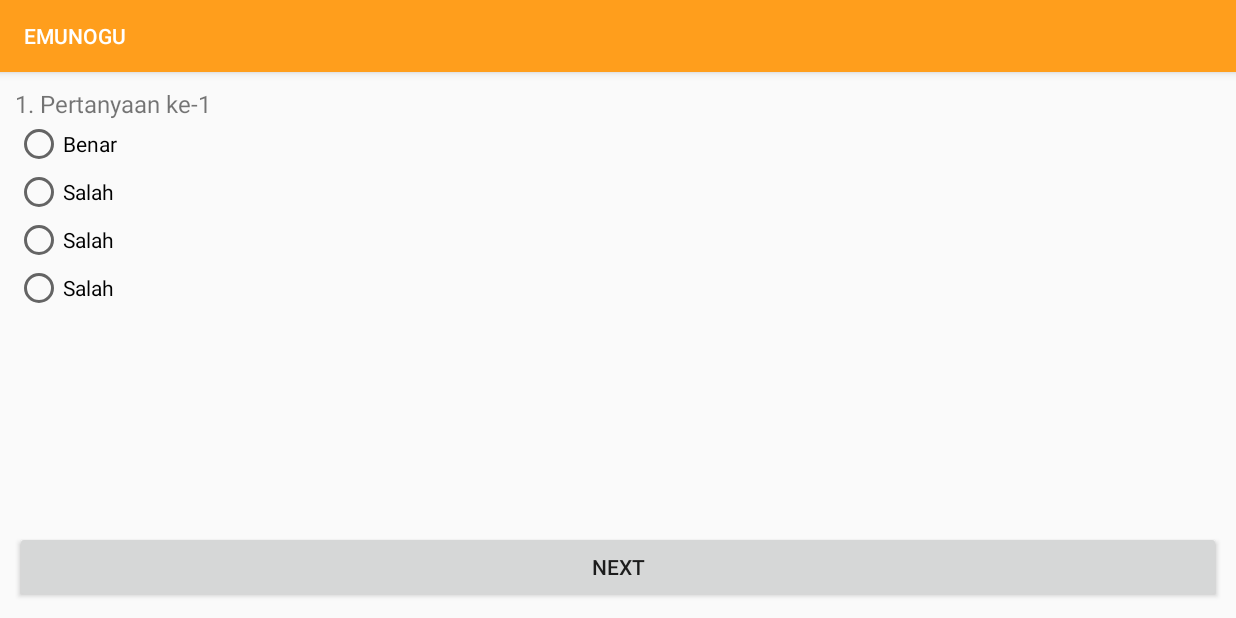
After one commit to Hisyam6706154061/EMUNOGU, an Android app: the KuisBab1 screen opened directly, with no data from a screen before it, on a phone screen of 824 x 412 dp (held sideways). The commit adds this screen. Run offline under Robolectric (Android 15) with nearby library versions, the phone set to English and light mode, and no system bars.

Commit message:
edu score

```diff
--- /dev/null
+++ b/app/src/main/java/org/nuhadif/emunogu/KuisBab1.java
@@ -0,0 +1,110 @@
+package org.nuhadif.emunogu;
+
+import android.content.Intent;
+import android.provider.MediaStore;
+import android.support.v7.app.AppCompatActivity;
+import android.os.Bundle;
+import android.view.View;
+import android.widget.RadioButton;
+import android.widget.RadioGroup;
+import android.widget.TextView;
+import android.widget.Toast;
+
+public class KuisBab1 extends AppCompatActivity {
+
+    TextView pertanyaan;
+    RadioGroup rg;
+    RadioButton PilihanA, PilihanB, PilihanC, PilihanD;
+    int nomor = 0;
+    public static int hasil, benar, salah;
+
+    //Pertanyaan
+    String[] pertanyaan_kuis = new String[]{
+            "1. Pertanyaan ke-1",
+            "2. Pertanyaan ke-2",
+            "3. Pertanyaan ke-3",
+            "4. Pertanyaan ke-4",
+            "5. Pertanyaan ke-5",
+            "6. Pertanyaan ke-6",
+            "7. Pertanyaan ke-7",
+            "8. Pertanyaan ke-8",
+            "9. Pertanyaan ke-9",
+            "10. Pertanyaan ke-10"
+    };
+
+    //Jawaban
+    String[] pilihan_jawaban = new String[]{
+            "Benar", "Salah", "Salah", "Salah",
+            "Salah", "Salah", "Benar", "Salah",
+            "Benar", "Salah", "Salah", "Salah",
+            "Salah", "Salah", "Salah", "Benar",
+            "Benar", "Salah", "Salah", "Salah",
+            "Salah", "Salah", "Benar", "Salah",
+            "Benar", "Salah", "Salah", "Salah",
+            "Salah", "Benar", "Salah", "Salah",
+            "Salah", "Salah", "Salah", "Benar",
+            "Salah", "Salah", "Benar", "Salah"
+    };
+
+    //Jawaban Benar
+    String[] jawaban_benar = new String[]{
+            "Benar",
+            "Benar",
+            "Benar",
+            "Benar",
+            "Benar",
+            "Benar",
+            "Benar",
+            "Benar",
+            "Benar",
+            "Benar"
+    };
+
+    @Override
+    protected void onCreate(Bundle savedInstanceState) {
+        super.onCreate(savedInstanceState);
+        setContentView(R.layout.activity_kuis_bab1);
+
+        pertanyaan = (TextView) findViewById(R.id.pertanyaan);
+        rg = (RadioGroup) findViewById(R.id.radio_group);
+        PilihanA = (RadioButton) findViewById(R.id.PilihanA);
+        PilihanB = (RadioButton) findViewById(R.id.PilihanB);
+        PilihanC = (RadioButton) findViewById(R.id.PilihanC);
+        PilihanD = (RadioButton) findViewById(R.id.PilihanD);
+
+        pertanyaan.setText(pertanyaan_kuis[nomor]);
+        PilihanA.setText(pilihan_jawaban[0]);
+        PilihanB.setText(pilihan_jawaban[1]);
+        PilihanC.setText(pilihan_jawaban[2]);
+        PilihanD.setText(pilihan_jawaban[3]);
+
+        rg.check(0);
+        benar = 0;
+        salah = 0;
+    }
+
+    public void next(View view) {
+        if (PilihanA.isChecked() | PilihanB.isChecked() | PilihanC.isChecked() | PilihanD.isChecked()) {
+            RadioButton jawaban_user = (RadioButton) findViewById(rg.getCheckedRadioButtonId());
+            String ambil_jawaban_user = jawaban_user.getText().toString();
+            nomor++;
+            rg.check(0);
+            if (nomor < pertanyaan_kuis.length) {
+                pertanyaan.setText(pertanyaan_kuis[nomor]);
+                PilihanA.setText(pilihan_jawaban[(nomor *4) + 0]);
+                PilihanB.setText(pilihan_jawaban[(nomor *4) + 1]);
+                PilihanC.setText(pilihan_jawaban[(nomor *4) + 2]);
+                PilihanD.setText(pilihan_jawaban[(nomor *4) + 3]);
+                if (ambil_jawaban_user.equalsIgnoreCase(jawaban_benar[nomor])) benar++;
+                else salah++;
+            } else {
+                hasil = benar * 10;
+                Intent selesai = new Intent(getApplicationContext(), HasilKuisBab1.class);
+                startActivity(selesai);
+            }
+        }
+        else{
+            Toast.makeText(this,"Pilih Jawaban Terlebih Dahulu",Toast.LENGTH_SHORT).show();
+        }
+    }
+}
--- /dev/null
+++ b/app/src/main/res/layout/activity_kuis_bab1.xml
@@ -0,0 +1,60 @@
+<?xml version="1.0" encoding="utf-8"?>
+<LinearLayout xmlns:android="http://schemas.android.com/apk/res/android"
+    xmlns:tools="http://schemas.android.com/tools"
+    android:layout_width="match_parent"
+    android:layout_height="match_parent"
+    android:orientation="vertical"
+    android:layout_margin="10dp"
+    tools:context="org.nuhadif.emunogu.KuisBab1">
+
+
+    <TextView
+        android:layout_width="wrap_content"
+        android:layout_height="wrap_content"
+        android:text="@string/pertanyaan_kuis"
+        android:id="@+id/pertanyaan"
+        android:textSize="16sp"/>
+
+    <RadioGroup
+        android:layout_width="wrap_content"
+        android:layout_height="wrap_content"
+        android:id="@+id/radio_group">
+
+        <RadioButton
+            android:layout_width="wrap_content"
+            android:layout_height="wrap_content"
+            android:text="@string/pilihan_a"
+            android:id="@+id/PilihanA"/>
+
+        <RadioButton
+            android:layout_width="wrap_content"
+            android:layout_height="wrap_content"
+            android:text="@string/pilihan_b"
+            android:id="@+id/PilihanB"/>
+
+        <RadioButton
+            android:layout_width="wrap_content"
+            android:layout_height="wrap_content"
+            android:text="@string/pilihan_c"
+            android:id="@+id/PilihanC"/>
+
+        <RadioButton
+            android:layout_width="wrap_content"
+            android:layout_height="wrap_content"
+            android:text="@string/pilihan_d"
+            android:id="@+id/PilihanD"/>
+    </RadioGroup>
+
+    <RelativeLayout
+        android:layout_width="match_parent"
+        android:layout_height="wrap_content">
+
+        <Button
+            android:layout_width="match_parent"
+            android:layout_height="wrap_content"
+            android:text="@string/next"
+            android:onClick="next"
+            android:layout_alignParentBottom="true"/>
+
+    </RelativeLayout>
+</LinearLayout>
--- a/app/src/main/res/layout/activity_main.xml
+++ b/app/src/main/res/layout/activity_main.xml
@@ -19,7 +19,7 @@
         android:gravity="center">
         <TextView
             android:id="@+id/menuList"
-            android:text="Write Song"
+            android:text="@string/write_song"
             android:textAlignment="center"
             android:textColor="#FFFFFF"
             android:layout_margin="10dp"
@@ -28,7 +28,8 @@
             android:padding="5dp"
             android:background="#0272bc"/>
         <TextView
-            android:text="Music Lesson"
+            android:id="@+id/musicLesson"
+            android:text="@string/music_lesson"
             android:textAlignment="center"
             android:textColor="#c2c2c2"
             android:layout_margin="10dp"
--- a/app/src/main/res/values/strings.xml
+++ b/app/src/main/res/values/strings.xml
@@ -1,3 +1,22 @@
 <resources>
     <string name="app_name">EMUNOGU</string>
+    <string name="kuis">Kuis</string>
+    <string name="back">Back</string>
+    <string name="test_aja">test aja</string>
+    <string name="bab5">Bab5</string>
+    <string name="bab4">Bab4</string>
+    <string name="bab3">Bab3</string>
+    <string name="bab2">Bab2</string>
+    <string name="bab1">Bab1</string>
+    <string name="next">Next</string>
+    <string name="pilihan_d">Pilihan D</string>
+    <string name="pilihan_c">Pilihan C</string>
+    <string name="pilihan_b">Pilihan B</string>
+    <string name="pilihan_a">Pilihan A</string>
+    <string name="music_lesson">Music Lesson</string>
+    <string name="write_song">Write Song</string>
+    <string name="bab_selanjutnya">Bab Selanjutnya</string>
+    <string name="_10">10</string>
+    <string name="hasil_jawaban">Hasil Jawaban</string>
+    <string name="pertanyaan_kuis">Pertanyaan Kuis</string>
 </resources>
```
Also changed, not shown: app/src/main/AndroidManifest.xml (+14 -3 lines), app/src/main/java/org/nuhadif/emunogu/Bab1.java (added, +43 -0 lines), app/src/main/java/org/nuhadif/emunogu/EduMenuActivity.java (added, +26 -0 lines), app/src/main/java/org/nuhadif/emunogu/HasilKuisBab1.java (added, +32 -0 lines), app/src/main/java/org/nuhadif/emunogu/MainActivity.java (+10 -0 lines), app/src/main/res/layout/activity_bab1.xml (added, +37 -0 lines), app/src/main/res/layout/activity_edu_menu.xml (added, +46 -0 lines), app/src/main/res/layout/hasil_kuis_bab1.xml (added, +27 -0 lines).
